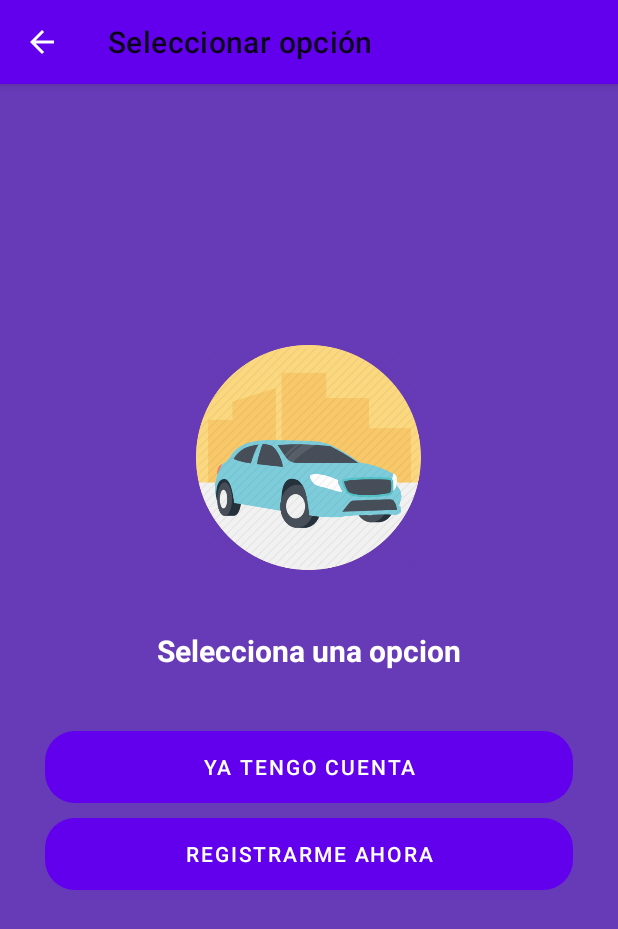
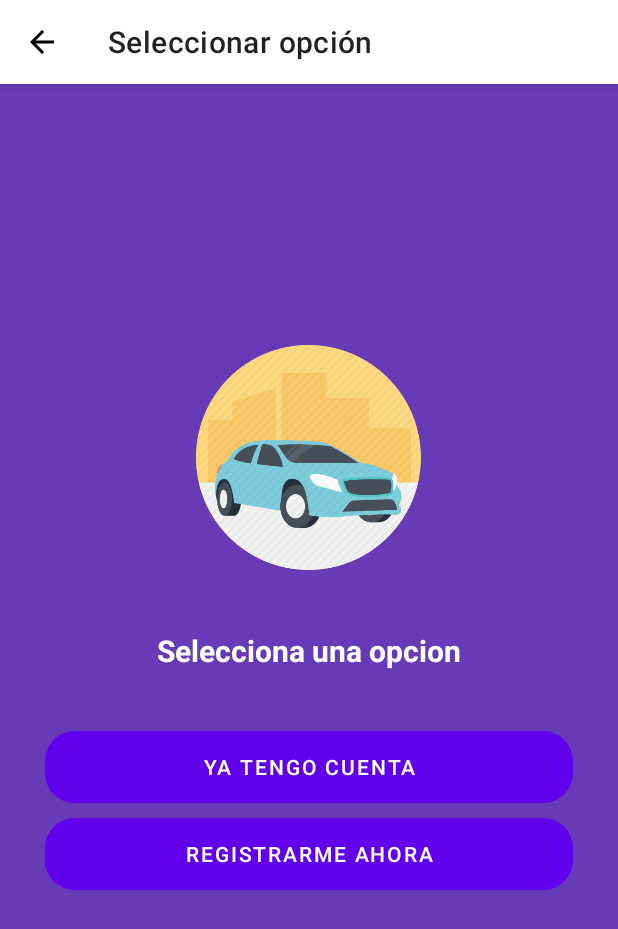
Before and after one commit to kkevin7/uberclone, an Android app: the SelectOptionAuthActivity screen opened directly, with no data from a screen before it, on a phone screen of 412 x 824 dp. Shown: the top 929 px of the screen. Run offline under Robolectric (Android 15) with nearby library versions, the phone set to English and light mode, and no system bars.

Commit message:
some changes and first permission

```diff
--- a/app/src/main/AndroidManifest.xml
+++ b/app/src/main/AndroidManifest.xml
@@ -1,6 +1,8 @@
 <?xml version="1.0" encoding="utf-8"?>
 <manifest xmlns:android="http://schemas.android.com/apk/res/android"
     package="org.kevin.uberclone">
+
+    <uses-permission android:name="android.permission.INTERNET"/>
 
     <application
         android:allowBackup="true"
@@ -8,7 +10,8 @@
         android:label="@string/app_name"
         android:roundIcon="@mipmap/ic_launcher_round"
         android:supportsRtl="true"
-        android:theme="@style/Theme.UberClone">
+        android:theme="@style/Theme.UberClone"
+        >
         <activity android:name=".LoginActivity"></activity>
         <activity android:name=".RegisterActivity" />
         <activity
--- a/app/src/main/res/drawable/rounded_button.xml
+++ b/app/src/main/res/drawable/rounded_button.xml
@@ -5,5 +5,4 @@
     android:padding="10dp"
     >
     <corners android:radius="20dp"/>
-
 </shape>
--- a/app/src/main/res/layout/action_bar_toolbar.xml
+++ b/app/src/main/res/layout/action_bar_toolbar.xml
@@ -1,15 +1,15 @@
 <?xml version="1.0" encoding="utf-8"?>
-<com.google.android.material.appbar.AppBarLayout
-    xmlns:android="http://schemas.android.com/apk/res/android"
+<com.google.android.material.appbar.AppBarLayout xmlns:android="http://schemas.android.com/apk/res/android"
     android:layout_width="match_parent"
     android:layout_height="wrap_content"
-    >
+    xmlns:app="http://schemas.android.com/apk/res-auto">
+
     <androidx.appcompat.widget.Toolbar
         android:id="@+id/toolbar"
         android:layout_width="match_parent"
         android:layout_height="wrap_content"
-        android:theme="@style/ToolbarTheme"
-        >
+        android:background="@color/white"
+        app:theme="@style/ToolbarTheme"
+        />
 
-    </androidx.appcompat.widget.Toolbar>
 </com.google.android.material.appbar.AppBarLayout>
--- a/app/src/main/res/layout/activity_main.xml
+++ b/app/src/main/res/layout/activity_main.xml
@@ -19,7 +19,7 @@
             android:layout_width="150dp"
             android:layout_height="150dp"
             android:src="@drawable/icon_uberclone"
-            android:layout_marginTop="50dp"
+            android:layout_marginTop="100dp"
             android:layout_gravity="center"
             />
         <TextView
@@ -39,7 +39,6 @@
             android:gravity="bottom"
             android:layout_margin="20dp"
             >
-
             <Button
                 android:id="@+id/btnIAmDriver"
                 android:layout_width="0dp"
--- a/app/src/main/res/layout/activity_select_option_auth.xml
+++ b/app/src/main/res/layout/activity_select_option_auth.xml
@@ -1,7 +1,6 @@
 <?xml version="1.0" encoding="utf-8"?>
 <androidx.coordinatorlayout.widget.CoordinatorLayout
     xmlns:android="http://schemas.android.com/apk/res/android"
-    xmlns:app="http://schemas.android.com/apk/res-auto"
     xmlns:tools="http://schemas.android.com/tools"
     android:layout_width="match_parent"
     android:layout_height="match_parent"
@@ -41,7 +40,7 @@
             android:layout_marginLeft="30dp"
             android:layout_marginRight="30dp"
             android:background="@drawable/rounded_button"
-            android:backgroundTint="@color/light_blue"
+            android:backgroundTint="@color/white"
             android:text="YA TENGO CUENTA"
             android:textColor="@color/white" />
         <Button
--- a/app/src/main/res/values/themes.xml
+++ b/app/src/main/res/values/themes.xml
@@ -16,8 +16,8 @@
     </style>
 
     <style name="ToolbarTheme" parent="ThemeOverlay.AppCompat.ActionBar">
-        <item name="colorControlNormal">@color/white</item>
-        <item name="titleTextColor">@color/white</item>
+        <item name="colorControlNormal">@color/black</item>
+        <item name="titleTextColor">@color/black</item>
     </style>
 
 </resources>
```
